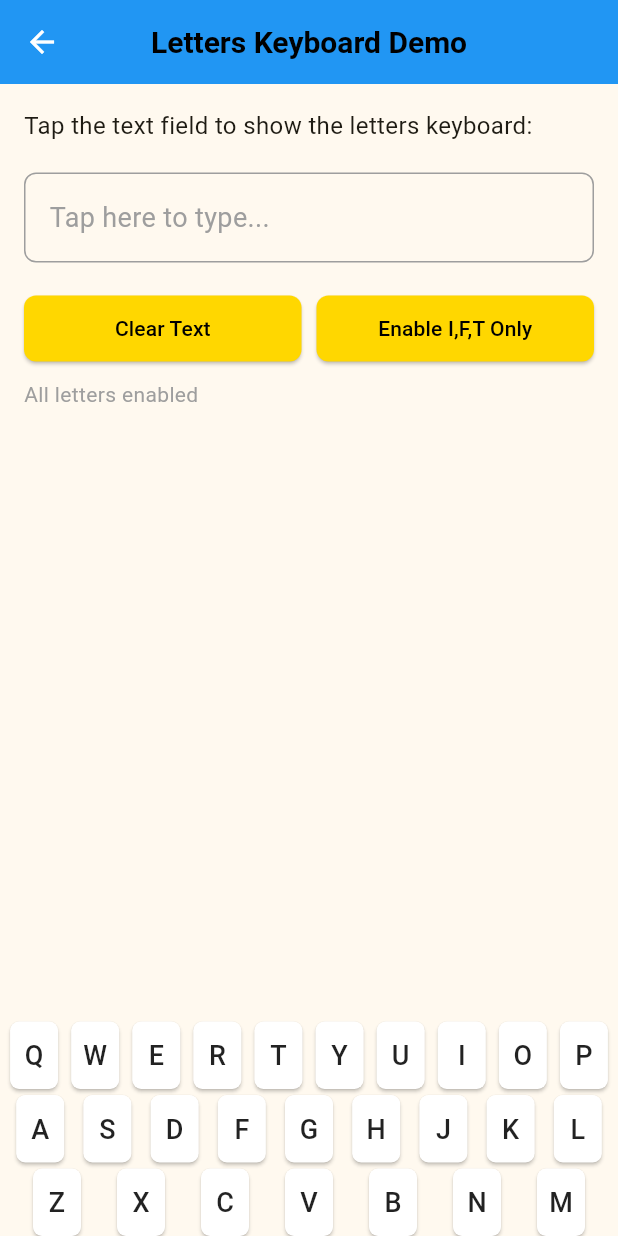
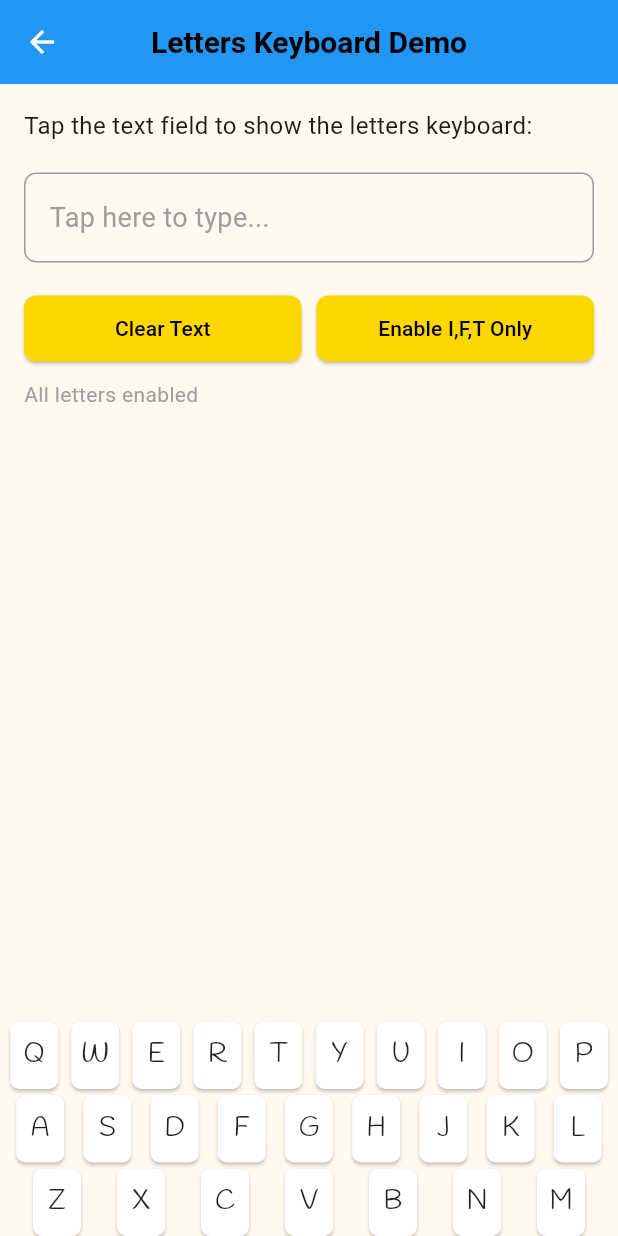
Before and after one commit to hmncube/local_game, a Flutter app: the KeyboardDemo screen opened directly, after a tap on "Tap here to type...", after a tap on "Enable All Letters", on a phone screen of 412 x 824 dp. Run offline on Flutter 3.47's test engine with Material 3 defaults, Android fonts, the phone set to English and light mode, and no system bars; our stand-ins replace audioplayers, equatable, flutter_bloc, get_it, go_router, injectable and 3 more; accounts and stored records are empty; statements that could not run were skipped; project files that could hold a hidden picture were left out.

Commit message:
Fix font issue

```diff
--- a/lib/app/themes/app_text_styles.dart
+++ b/lib/app/themes/app_text_styles.dart
@@ -1,43 +1,49 @@
 import 'package:flutter/material.dart';
-import 'package:google_fonts/google_fonts.dart';
 
 class AppTextStyles {
-  static TextStyle heading1 = GoogleFonts.handlee(
+  static const TextStyle heading1 = TextStyle(
+    fontFamily: 'Handlee',
     fontSize: 32,
     fontWeight: FontWeight.bold,
     height: 1.2,
   );
 
-  static TextStyle heading2 = GoogleFonts.handlee(
+  static const TextStyle heading2 = TextStyle(
+    fontFamily: 'Handlee',
     fontSize: 24,
     fontWeight: FontWeight.w600,
     height: 1.3,
   );
 
-  static TextStyle body = GoogleFonts.handlee(
+  static const TextStyle body = TextStyle(
+    fontFamily: 'Handlee',
     fontSize: 16,
     fontWeight: FontWeight.w400,
     height: 1.5,
   );
 
-  static TextStyle tileLetter = GoogleFonts.handlee(
+  static const TextStyle tileLetter = TextStyle(
+    fontFamily: 'Handlee',
     fontSize: 32,
     fontWeight: FontWeight.bold,
     height: 1.0,
   );
 
-  static TextStyle keyboardKey = GoogleFonts.handlee(
+  static const TextStyle keyboardKey = TextStyle(
+    fontFamily: 'Handlee',
     fontSize: 18,
     fontWeight: FontWeight.w600,
     height: 1.0,
   );
 
-  static TextStyle splashTitle = GoogleFonts.handlee(
+  static const TextStyle splashTitle = TextStyle(
+    fontFamily: 'Handlee',
     fontSize: 50.0,
     fontWeight: FontWeight.bold,
   );
 
-  static TextStyle splashSubtitle = GoogleFonts.handlee(
+  static const TextStyle splashSubtitle = TextStyle(
+    fontFamily: 'Handlee',
     fontSize: 30.0,
     fontWeight: FontWeight.bold,
   );
```
Also changed, not shown: pubspec.yaml (+7 -1 lines), assets/fonts/Handlee-Regular.ttf (added), pubspec.lock.
